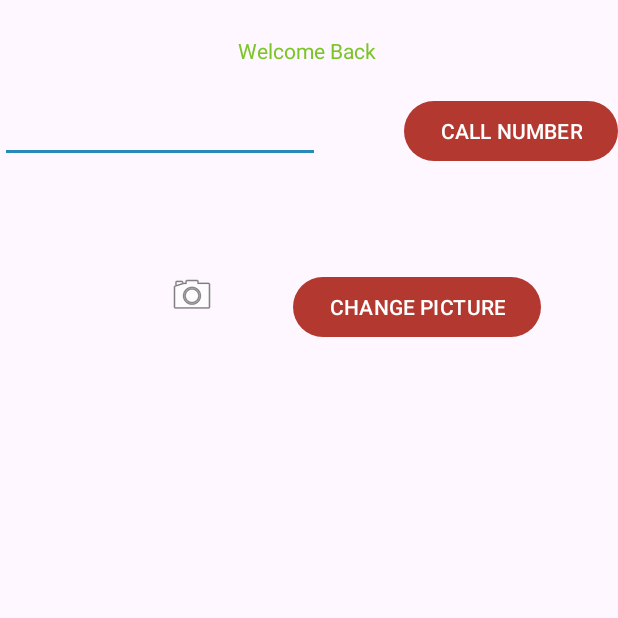
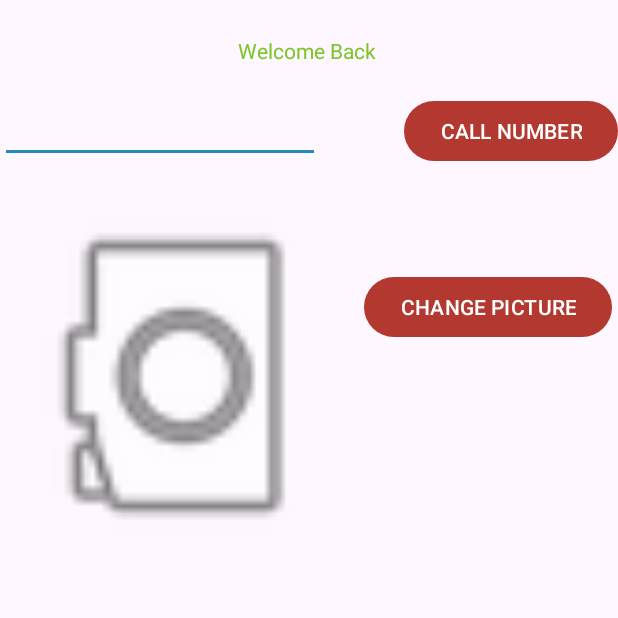
Before and after one commit to HanShuHan/Android-APP-Trivia-Question, an Android app: the screen it shows after launch (SecondActivity), after a tap on "LOGIN", on a phone screen of 412 x 824 dp, the top half of it. Run offline under Robolectric (Android 15) with nearby library versions, the phone set to English and light mode, and no system bars.

Commit message:
Sixth Commit: 1. Added image file loaded functionality on Create in SecondActivity.java 2. Fixed camera app on click button in SecondActivity.java 3. Added saving photo taken as "image.png" into files folder SecondActivity.java
Signed-off-by: Shu Han Han <han00135@algonquinlive.com>

```diff
--- a/app/src/main/res/layout/activity_second.xml
+++ b/app/src/main/res/layout/activity_second.xml
@@ -42,10 +42,10 @@
 
     <ImageView
         android:id="@+id/cameraImg"
-        android:layout_width="wrap_content"
-        android:layout_height="wrap_content"
-        android:layout_marginStart="112dp"
-        android:layout_marginTop="72dp"
+        android:layout_width="238dp"
+        android:layout_height="244dp"
+        android:layout_marginTop="20dp"
+        android:rotation="270"
         app:layout_constraintStart_toStartOf="parent"
         app:layout_constraintTop_toBottomOf="@+id/phoneNum"
         app:srcCompat="@android:drawable/ic_menu_camera" />
@@ -59,4 +59,5 @@
         app:layout_constraintEnd_toEndOf="parent"
         app:layout_constraintStart_toEndOf="@+id/cameraImg"
         app:layout_constraintTop_toBottomOf="@+id/phoneNum" />
+
 </androidx.constraintlayout.widget.ConstraintLayout>
```
Also changed, not shown: app/src/main/AndroidManifest.xml (+9 -9 lines), app/src/main/java/algonquin/cst2335/han00135/SecondActivity.java (+35 -6 lines).
